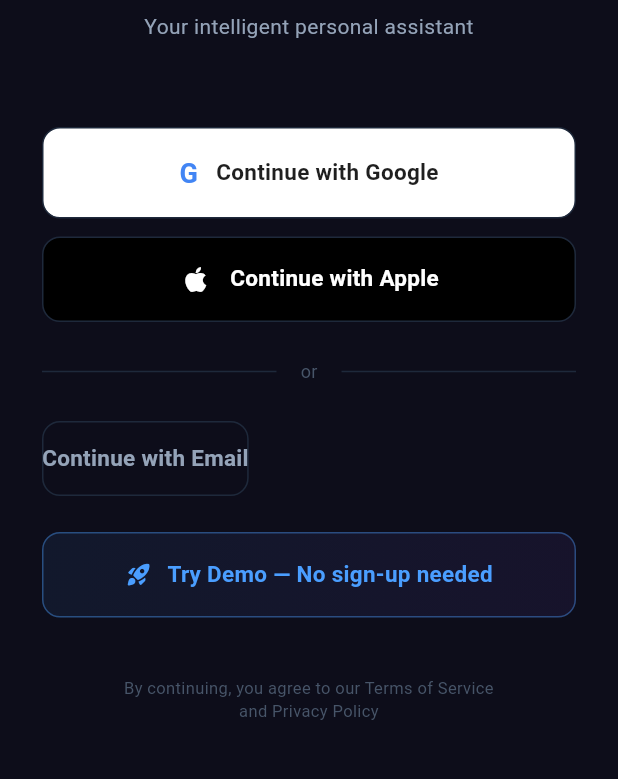
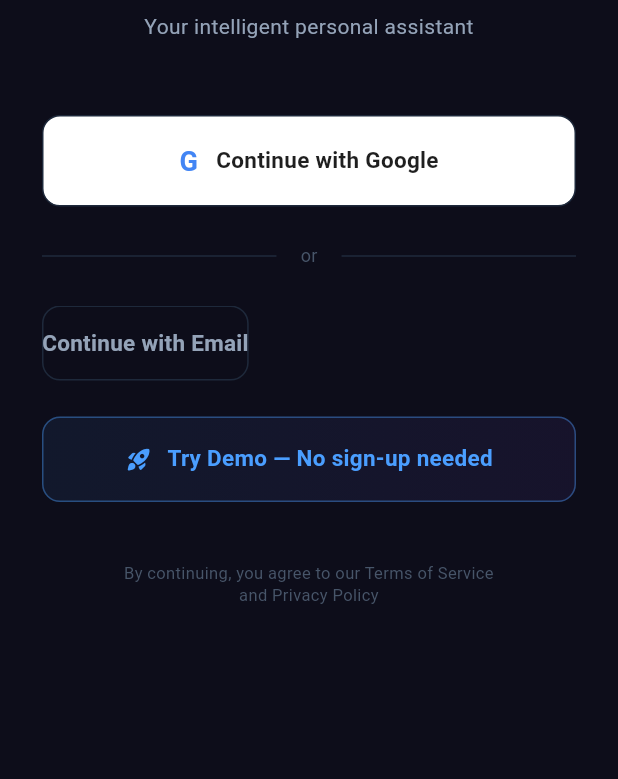
Before and after one commit to vidhihirenbhandari/ARIA, a Flutter app: the SettingsScreen screen opened by its route, scrolled down 883 dp, after a tap on "Sign Out", on a phone screen of 412 x 824 dp, the part 305-1084 px from its top. Run offline on Flutter 3.47's test engine with Material 3 defaults, Android fonts, the phone set to English and light mode, and no system bars; our stand-ins replace dio, flutter_local_notifications, flutter_riverpod, flutter_tts, go_router, google_sign_in and 2 more; accounts and stored records are empty.

Commit message:
Add local email/password auth with Create Account flow
- Sign-in and account creation now work fully on-device — no backend needed
- Passwords are SHA-256 hashed before storage (crypto package)
- Login screen has Sign In / Create Account tab toggle with name field
- Removed Apple Sign-In button; Google Sign-In works without backend
- AuthRepository no longer depends on ApiClient for auth flows

Co-Authored-By: Claude Sonnet 4.6 <noreply@anthropic.com>
Claude-Session: https://claude.ai/code/session_01RFN1s99MGXv3D83ccWJSy8

```diff
--- a/mobile/lib/features/auth/presentation/screens/login_screen.dart
+++ b/mobile/lib/features/auth/presentation/screens/login_screen.dart
@@ -16,10 +16,16 @@ class _LoginScreenState extends ConsumerState<LoginScreen>
     with SingleTickerProviderStateMixin {
   late AnimationController _controller;
   late Animation<double> _fadeAnimation;
+
+  final _nameController = TextEditingController();
   final _emailController = TextEditingController();
   final _passwordController = TextEditingController();
+  final _confirmPasswordController = TextEditingController();
+
   bool _obscurePassword = true;
+  bool _obscureConfirm = true;
   bool _showEmailForm = false;
+  bool _isCreatingAccount = false;
 
   @override
   void initState() {
@@ -28,18 +34,49 @@ class _LoginScreenState extends ConsumerState<LoginScreen>
       duration: const Duration(milliseconds: 800),
       vsync: this,
     )..forward();
-    _fadeAnimation = CurvedAnimation(
-      parent: _controller,
-      curve: Curves.easeOut,
-    );
+    _fadeAnimation = CurvedAnimation(parent: _controller, curve: Curves.easeOut);
   }
 
   @override
   void dispose() {
     _controller.dispose();
+    _nameController.dispose();
     _emailController.dispose();
     _passwordController.dispose();
+    _confirmPasswordController.dispose();
     super.dispose();
+  }
+
+  void _submit() {
+    final email = _emailController.text.trim();
+    final password = _passwordController.text;
+
+    if (email.isEmpty || password.isEmpty) {
+      ScaffoldMessenger.of(context).showSnackBar(
+        SnackBar(content: const Text('Please fill in all fields'), backgroundColor: AppColors.error),
+      );
+      return;
+    }
+
+    if (_isCreatingAccount) {
+      final name = _nameController.text.trim();
+      final confirm = _confirmPasswordController.text;
+      if (name.isEmpty) {
+        ScaffoldMessenger.of(context).showSnackBar(
+          SnackBar(content: const Text('Please enter your name'), backgroundColor: AppColors.error),
+        );
+        return;
+      }
+      if (password != confirm) {
+        ScaffoldMessenger.of(context).showSnackBar(
+          SnackBar(content: const Text('Passwords do not match'), backgroundColor: AppColors.error),
+        );
+        return;
+      }
+      ref.read(authProvider.notifier).createAccount(email, password, name);
+    } else {
+      ref.read(authProvider.notifier).signInWithEmail(email, password);
+    }
   }
 
   @override
@@ -55,10 +92,7 @@ class _LoginScreenState extends ConsumerState<LoginScreen>
         }
       } else if (next.status == AuthStatus.error && next.error != null) {
         ScaffoldMessenger.of(context).showSnackBar(
-          SnackBar(
-            content: Text(next.error!),
-            backgroundColor: AppColors.error,
-          ),
+          SnackBar(content: Text(next.error!), backgroundColor: AppColors.error),
         );
         ref.read(authProvider.notifier).clearError();
       }
@@ -91,138 +125,86 @@ class _LoginScreenState extends ConsumerState<LoginScreen>
                         ),
                       ],
                     ),
-                    child: const Icon(
-                      Icons.auto_awesome_rounded,
-                      color: Colors.white,
-                      size: 36,
-                    ),
+                    child: const Icon(Icons.auto_awesome_rounded, color: Colors.white, size: 36),
                   ),
                 ),
                 const SizedBox(height: 32),
-                Text(
-                  'Welcome to ARIA',
-                  style: AppTextStyles.displaySmall,
-                  textAlign: TextAlign.center,
-                ),
+                Text('Welcome to ARIA', style: AppTextStyles.displaySmall, textAlign: TextAlign.center),
                 const SizedBox(height: 8),
                 Text(
                   'Your intelligent personal assistant',
-                  style: AppTextStyles.bodyMedium.copyWith(
-                    color: AppColors.textSecondary,
-                  ),
+                  style: AppTextStyles.bodyMedium.copyWith(color: AppColors.textSecondary),
                   textAlign: TextAlign.center,
                 ),
-                const SizedBox(height: 56),
+                const SizedBox(height: 48),
 
-                // Google sign in
+                // Google Sign-In
                 _SocialSignInButton(
                   onTap: authState.isLoading
                       ? null
-                      : () =>
-                          ref.read(authProvider.notifier).signInWithGoogle(),
+                      : () => ref.read(authProvider.notifier).signInWithGoogle(),
                   icon: 'G',
                   label: 'Continue with Google',
                   backgroundColor: Colors.white,
                   textColor: const Color(0xFF1F1F1F),
                   iconColor: const Color(0xFF4285F4),
                 ),
-                const SizedBox(height: 12),
-
-                // Apple sign in
-                _SocialSignInButton(
-                  onTap: authState.isLoading
-                      ? null
-                      : () =>
-                          ref.read(authProvider.notifier).signInWithApple(),
-                  icon: '',
-                  label: 'Continue with Apple',
-                  backgroundColor: Colors.black,
-                  textColor: Colors.white,
-                  iconWidget: const Icon(
-                    Icons.apple,
-                    color: Colors.white,
-                    size: 22,
-                  ),
-                ),
                 const SizedBox(height: 24),
 
-                Row(
-                  children: [
-                    const Expanded(
-                      child: Divider(color: AppColors.border),
-                    ),
-                    Padding(
-                      padding: const EdgeInsets.symmetric(horizontal: 16),
-                      child: Text(
-                        'or',
-                        style: AppTextStyles.bodySmall.copyWith(
-                          color: AppColors.textTertiary,
-                        ),
-                      ),
-                    ),
-                    const Expanded(
-                      child: Divider(color: AppColors.border),
-                    ),
-                  ],
-                ),
+                _divider(),
                 const SizedBox(height: 24),
 
+                // Email form toggle
                 AnimatedCrossFade(
                   firstChild: OutlinedButton(
-                    onPressed: () =>
-                        setState(() => _showEmailForm = true),
+                    onPressed: () => setState(() => _showEmailForm = true),
                     style: OutlinedButton.styleFrom(
                       foregroundColor: AppColors.textSecondary,
                       side: const BorderSide(color: AppColors.border),
                       padding: const EdgeInsets.symmetric(vertical: 16),
-                      shape: RoundedRectangleBorder(
-                        borderRadius: BorderRadius.circular(12),
-                      ),
+                      shape: RoundedRectangleBorder(borderRadius: BorderRadius.circular(12)),
                     ),
                     child: Text(
                       'Continue with Email',
-                      style: AppTextStyles.button.copyWith(
-                        color: AppColors.textSecondary,
+                      style: AppTextStyles.button.copyWith(color: AppColors.textSecondary),
                     ),
                   ),
-                  ),
-                  secondChild: _EmailSignInForm(
+                  secondChild: _EmailForm(
+                    nameController: _nameController,
                     emailController: _emailController,
                     passwordController: _passwordController,
+                    confirmPasswordController: _confirmPasswordController,
                     obscurePassword: _obscurePassword,
+                    obscureConfirm: _obscureConfirm,
+                    isCreatingAccount: _isCreatingAccount,
                     isLoading: authState.isLoading,
-                    onTogglePassword: () =>
-                        setState(() => _obscurePassword = !_obscurePassword),
-                    onSubmit: () {
-                      ref
-                          .read(authProvider.notifier)
-                          .signInWithEmail(
-                            _emailController.text,
-                            _passwordController.text,
-                          );
-                    },
+                    onTogglePassword: () => setState(() => _obscurePassword = !_obscurePassword),
+                    onToggleConfirm: () => setState(() => _obscureConfirm = !_obscureConfirm),
+                    onSubmit: _submit,
+                    onToggleMode: () => setState(() {
+                      _isCreatingAccount = !_isCreatingAccount;
+                      _nameController.clear();
+                      _emailController.clear();
+                      _passwordController.clear();
+                      _confirmPasswordController.clear();
+                    }),
                   ),
-                  crossFadeState: _showEmailForm
-                      ? CrossFadeState.showSecond
-                      : CrossFadeState.showFirst,
+                  crossFadeState: _showEmailForm ? CrossFadeState.showSecond : CrossFadeState.showFirst,
                   duration: const Duration(milliseconds: 300),
                 ),
 
                 const SizedBox(height: 24),
 
-                // Demo mode — no signup needed
+                // Demo mode
                 GestureDetector(
                   onTap: authState.isLoading
                       ? null
-                      : () =>
-                          ref.read(authProvider.notifier).signInAsDemo(),
+                      : () => ref.read(authProvider.notifier).signInAsDemo(),
                   child: Container(
                     padding: const EdgeInsets.symmetric(vertical: 16),
                     decoration: BoxDecoration(
                       borderRadius: BorderRadius.circular(12),
-                      border: Border.all(
-                        color: AppColors.accent.withOpacity(0.4),
-                      ),
+                      border: Border.all(color: AppColors.accent.withOpacity(0.4)),
                       gradient: LinearGradient(
                         colors: [
                           AppColors.accent.withOpacity(0.08),
@@ -235,17 +217,11 @@ class _LoginScreenState extends ConsumerState<LoginScreen>
                     child: Row(
                       mainAxisAlignment: MainAxisAlignment.center,
                       children: [
-                        Icon(
-                          Icons.rocket_launch_rounded,
-                          color: AppColors.accent,
-                          size: 18,
-                        ),
+                        Icon(Icons.rocket_launch_rounded, color: AppColors.accent, size: 18),
                         const SizedBox(width: 10),
                         Text(
                           'Try Demo — No sign-up needed',
-                          style: AppTextStyles.button.copyWith(
-                            color: AppColors.accent,
-                          ),
+                          style: AppTextStyles.button.copyWith(color: AppColors.accent),
                         ),
                       ],
                     ),
@@ -255,9 +231,7 @@ class _LoginScreenState extends ConsumerState<LoginScreen>
                 const SizedBox(height: 40),
                 Text(
                   'By continuing, you agree to our Terms of Service\nand Privacy Policy',
-                  style: AppTextStyles.caption.copyWith(
-                    color: AppColors.textTertiary,
-                  ),
+                  style: AppTextStyles.caption.copyWith(color: AppColors.textTertiary),
                   textAlign: TextAlign.center,
                 ),
                 const SizedBox(height: 32),
@@ -275,6 +249,19 @@ class _LoginScreenState extends ConsumerState<LoginScreen>
       ),
     );
   }
+
+  Widget _divider() {
+    return Row(
+      children: [
+        const Expanded(child: Divider(color: AppColors.border)),
+        Padding(
+          padding: const EdgeInsets.symmetric(horizontal: 16),
+          child: Text('or', style: AppTextStyles.bodySmall.copyWith(color: AppColors.textTertiary)),
+        ),
+        const Expanded(child: Divider(color: AppColors.border)),
+      ],
+    );
+  }
 }
 
 class _SocialSignInButton extends StatelessWidget {
@@ -284,7 +271,6 @@ class _SocialSignInButton extends StatelessWidget {
   final Color backgroundColor;
   final Color textColor;
   final Color? iconColor;
-  final Widget? iconWidget;
 
   const _SocialSignInButton({
     required this.onTap,
@@ -293,7 +279,6 @@ class _SocialSignInButton extends StatelessWidget {
     required this.backgroundColor,
     required this.textColor,
     this.iconColor,
-    this.iconWidget,
   });
 
   @override
@@ -305,30 +290,17 @@ class _SocialSignInButton extends StatelessWidget {
         decoration: BoxDecoration(
           color: backgroundColor,
           borderRadius: BorderRadius.circular(12),
-          border: Border.all(
-            color: AppColors.border,
-            width: 1,
-          ),
+          border: Border.all(color: AppColors.border),
         ),
         child: Row(
           mainAxisAlignment: MainAxisAlignment.center,
           children: [
-            if (iconWidget != null)
-              iconWidget!
-            else
             Text(
               icon,
-                style: TextStyle(
-                  fontSize: 18,
-                  fontWeight: FontWeight.w700,
-                  color: iconColor ?? textColor,
-                ),
+              style: TextStyle(fontSize: 18, fontWeight: FontWeight.w700, color: iconColor ?? textColor),
             ),
             const SizedBox(width: 12),
-            Text(
-              label,
-              style: AppTextStyles.button.copyWith(color: textColor),
-            ),
+            Text(label, style: AppTextStyles.button.copyWith(color: textColor)),
           ],
         ),
       ),
@@ -336,37 +308,40 @@ class _SocialSignInButton extends StatelessWidget {
   }
 }
 
-class _EmailSignInForm extends StatelessWidget {
+class _EmailForm extends StatelessWidget {
+  final TextEditingController nameController;
   final TextEditingController emailController;
   final TextEditingController passwordController;
+  final TextEditingController confirmPasswordController;
   final bool obscurePassword;
+  final bool obscureConfirm;
+  final bool isCreatingAccount;
   final bool isLoading;
   final VoidCallback onTogglePassword;
+  final VoidCallback onToggleConfirm;
   final VoidCallback onSubmit;
+  final VoidCallback onToggleMode;
 
-  const _EmailSignInForm({
+  const _EmailForm({
+    required this.nameController,
     required this.emailController,
     required this.passwordController,
+    required this.confirmPasswordController,
     required this.obscurePassword,
+    required this.obscureConfirm,
+    required this.isCreatingAccount,
     required this.isLoading,
     required this.onTogglePassword,
+    required this.onToggleConfirm,
     required this.onSubmit,
+    required this.onToggleMode,
   });
 
-  @override
-  Widget build(BuildContext context) {
-    return Column(
-      children: [
-        TextField(
-          controller: emailController,
-          keyboardType: TextInputType.emailAddress,
-          style: AppTextStyles.bodyMedium,
-          decoration: InputDecoration(
-            hintText: 'Email address',
-            prefixIcon: const Icon(
-              Icons.email_outlined,
-              color: AppColors.textTertiary,
-            ),
+  InputDecoration _inputDecoration(String hint, IconData prefixIcon, {Widget? suffix}) {
+    return InputDecoration(
+      hintText: hint,
+      prefixIcon: Icon(prefixIcon, color: AppColors.textTertiary),
+      suffixIcon: suffix,
       filled: true,
       fillColor: AppColors.surface,
       border: OutlineInputBorder(
@@ -379,49 +354,83 @@ class _EmailSignInForm extends StatelessWidget {
       ),
       focusedBorder: OutlineInputBorder(
         borderRadius: BorderRadius.circular(12),
-              borderSide:
-                  BorderSide(color: AppColors.accent, width: 1.5),
+        borderSide: BorderSide(color: AppColors.accent, width: 1.5),
       ),
+    );
+  }
+
+  @override
+  Widget build(BuildContext context) {
+    return Column(
+      crossAxisAlignment: CrossAxisAlignment.stretch,
+      children: [
+        // Sign In / Create Account toggle header
+        Row(
+          children: [
+            _ModeTab(label: 'Sign In', selected: !isCreatingAccount, onTap: isCreatingAccount ? onToggleMode : null),
+            const SizedBox(width: 8),
+            _ModeTab(label: 'Create Account', selected: isCreatingAccount, onTap: !isCreatingAccount ? onToggleMode : null),
+          ],
         ),
+        const SizedBox(height: 16),
+
+        if (isCreatingAccount) ...[
+          TextField(
+            controller: nameController,
+            textCapitalization: TextCapitalization.words,
+            style: AppTextStyles.bodyMedium,
+            decoration: _inputDecoration('Your name', Icons.person_outline_rounded),
           ),
           const SizedBox(height: 12),
+        ],
+
+        TextField(
+          controller: emailController,
+          keyboardType: TextInputType.emailAddress,
+          style: AppTextStyles.bodyMedium,
+          decoration: _inputDecoration('Email address', Icons.email_outlined),
+        ),
+        const SizedBox(height: 12),
+
         TextField(
           controller: passwordController,
           obscureText: obscurePassword,
           style: AppTextStyles.bodyMedium,
-          decoration: InputDecoration(
-            hintText: 'Password',
-            prefixIcon: const Icon(
+          decoration: _inputDecoration(
+            'Password',
             Icons.lock_outline_rounded,
-              color: AppColors.textTertiary,
-            ),
-            suffixIcon: IconButton(
+            suffix: IconButton(
               onPressed: onTogglePassword,
               icon: Icon(
-                obscurePassword
-                    ? Icons.visibility_outlined
-                    : Icons.visibility_off_outlined,
+                obscurePassword ? Icons.visibility_outlined : Icons.visibility_off_outlined,
                 color: AppColors.textTertiary,
               ),
             ),
-            filled: true,
-            fillColor: AppColors.surface,
-            border: OutlineInputBorder(
-              borderRadius: BorderRadius.circular(12),
-              borderSide: const BorderSide(color: AppColors.border),
           ),
-            enabledBorder: OutlineInputBorder(
-              borderRadius: BorderRadius.circular(12),
-              borderSide: const BorderSide(color: AppColors.border),
         ),
-            focusedBorder: OutlineInputBorder(
-              borderRadius: BorderRadius.circular(12),
-              borderSide:
-                  BorderSide(color: AppColors.accent, width: 1.5),
+
+        if (isCreatingAccount) ...[
+          const SizedBox(height: 12),
+          TextField(
+            controller: confirmPasswordController,
+            obscureText: obscureConfirm,
+            style: AppTextStyles.bodyMedium,
+            decoration: _inputDecoration(
+              'Confirm password',
+              Icons.lock_outline_rounded,
+              suffix: IconButton(
+                onPressed: onToggleConfirm,
+                icon: Icon(
+                  obscureConfirm ? Icons.visibility_outlined : Icons.visibility_off_outlined,
+                  color: AppColors.textTertiary,
                 ),
               ),
             ),
+          ),
+        ],
+
         const SizedBox(height: 16),
+
         SizedBox(
           width: double.infinity,
           child: ElevatedButton(
@@ -430,12 +439,10 @@ class _EmailSignInForm extends StatelessWidget {
               backgroundColor: AppColors.accent,
               foregroundColor: Colors.white,
               padding: const EdgeInsets.symmetric(vertical: 16),
-              shape: RoundedRectangleBorder(
-                borderRadius: BorderRadius.circular(12),
-              ),
+              shape: RoundedRectangleBorder(borderRadius: BorderRadius.circular(12)),
             ),
             child: Text(
-              'Sign in',
+              isCreatingAccount ? 'Create Account' : 'Sign In',
               style: AppTextStyles.button,
             ),
           ),
@@ -444,3 +451,39 @@ class _EmailSignInForm extends StatelessWidget {
     );
   }
 }
+
+class _ModeTab extends StatelessWidget {
+  final String label;
+  final bool selected;
+  final VoidCallback? onTap;
+
+  const _ModeTab({required this.label, required this.selected, this.onTap});
+
+  @override
+  Widget build(BuildContext context) {
+    return Expanded(
+      child: GestureDetector(
+        onTap: onTap,
+        child: Container(
+          padding: const EdgeInsets.symmetric(vertical: 10),
+          decoration: BoxDecoration(
+            color: selected ? AppColors.accent.withOpacity(0.15) : Colors.transparent,
+            borderRadius: BorderRadius.circular(10),
+            border: Border.all(
+              color: selected ? AppColors.accent : AppColors.border,
+              width: selected ? 1.5 : 1,
+            ),
+          ),
+          child: Text(
+            label,
+            textAlign: TextAlign.center,
+            style: AppTextStyles.bodySmall.copyWith(
+              color: selected ? AppColors.accent : AppColors.textSecondary,
+              fontWeight: selected ? FontWeight.w600 : FontWeight.normal,
+            ),
+          ),
+        ),
+      ),
+    );
+  }
+}
--- a/mobile/pubspec.yaml
+++ b/mobile/pubspec.yaml
@@ -25,6 +25,7 @@ dependencies:
   flutter_local_notifications: ^17.2.4
   flutter_contacts: ^1.1.9+1
   url_launcher: ^6.3.1
+  crypto: ^3.0.3
 
 dev_dependencies:
   flutter_test:
```
Also changed, not shown: mobile/lib/features/auth/data/auth_repository.dart (+76 -45 lines), mobile/lib/features/auth/presentation/providers/auth_provider.dart (+14 -1 lines), mobile/lib/shared/services/local_storage.dart (+7 -0 lines). Lines whose indentation alone changed are shown as unchanged.
